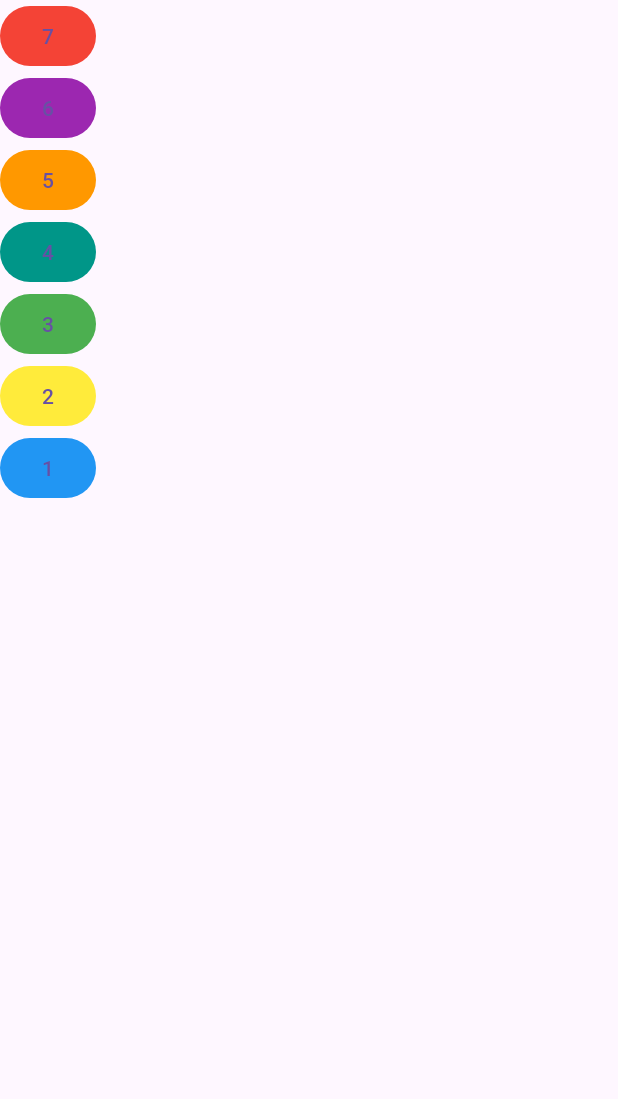
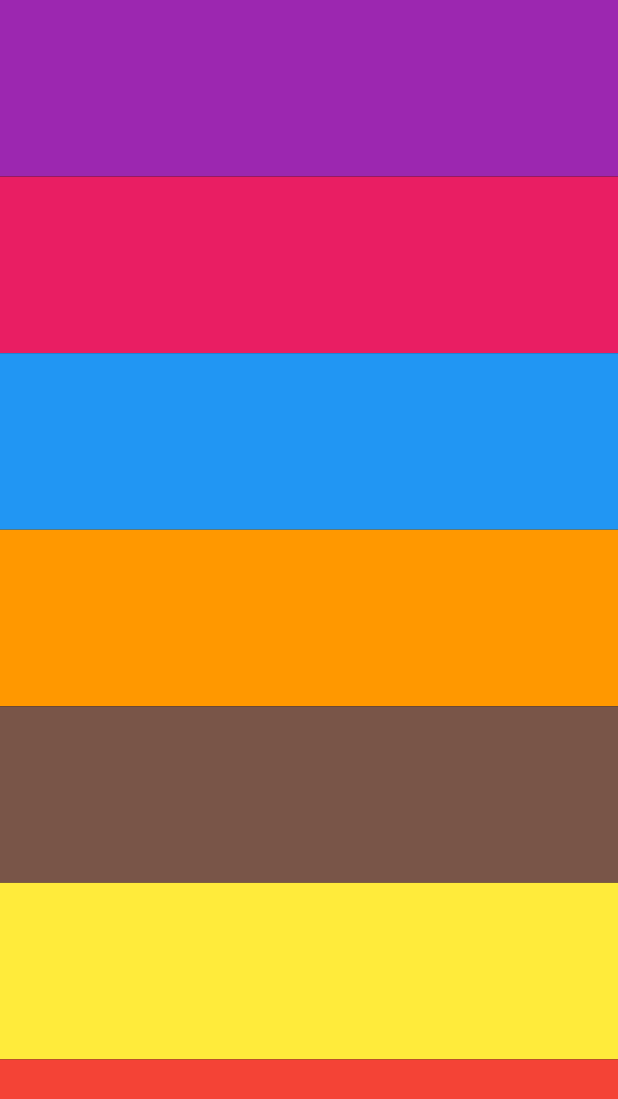
Before and after one commit to sky-hackeR/xylophone, a Flutter app: the screen it shows after launch, on a phone screen of 412 x 824 dp. Shown: the top 1099 px of the screen. Run offline on Flutter 3.47's test engine with Material 3 defaults, Android fonts, the phone set to English and light mode, and no system bars; our stand-ins replace audioplayers.

Commit message:
Fixed number showing and reduced redundancy

```diff
--- a/lib/main.dart
+++ b/lib/main.dart
@@ -6,103 +6,47 @@
 class XylophoneApp extends StatelessWidget {
   const XylophoneApp({super.key});
 
+  void playSound(int soundNumber) {
+
+    final player = AudioPlayer();
+
+    player.play(AssetSource('note$soundNumber.wav'));
+
+  }
+
+  Expanded buildKey({required Color color, required int soundNumber}) {
+    return Expanded(
+      child: TextButton(
+        onPressed: (){
+          playSound(soundNumber);
+        },
+        style: TextButton.styleFrom(
+          backgroundColor: color,
+          shape: const RoundedRectangleBorder(
+            borderRadius: BorderRadius.zero,
+          ),
+        ),
+        child: Container(),
+      ),
+    );
+  }
+
   @override
   Widget build(BuildContext context) {
     return MaterialApp(
       home: Scaffold(
+        backgroundColor: Colors.black,
         body: SafeArea(
           child: Column(
+            crossAxisAlignment: CrossAxisAlignment.stretch,
             children: <Widget>[
-              TextButton(
-                onPressed: (){
-
-                  final player = AudioPlayer();
-
-                  player.play(AssetSource('note7.wav'));
-                },
-                style: TextButton.styleFrom(
-                  backgroundColor: Colors.red,
-                ),
-                child: const Text('7'),
-              ),
-
-              TextButton(
-                  onPressed: (){
-
-                    final player = AudioPlayer();
-
-                    player.play(AssetSource('note6.wav'));
-                  },
-                  style: TextButton.styleFrom(
-                    backgroundColor: Colors.purple,
-                  ),
-                  child: const Text('6'),
-                ),
-
-                TextButton(
-                  onPressed: (){
-
-                    final player = AudioPlayer();
-
-                    player.play(AssetSource('note5.wav'));
-                  },
-                  style: TextButton.styleFrom(
-                    backgroundColor: Colors.orange,
-                  ),
-                  child: const Text('5'),
-                ),
-
-                TextButton(
-                  onPressed: (){
-
-                    final player = AudioPlayer();
-
-                    player.play(AssetSource('note4.wav'));
-                  },
-                  style: TextButton.styleFrom(
-                    backgroundColor: Colors.teal,
-                  ),
-                  child: const Text('4'),
-                ),
-
-                TextButton(
-                  onPressed: (){
-
-                    final player = AudioPlayer();
-
-                    player.play(AssetSource('note3.wav'));
-                  },
-                  style: TextButton.styleFrom(
-                    backgroundColor: Colors.green,
-                  ),
-                  child: const Text('3'),
-                ),
-
-                TextButton(
-                  onPressed: (){
-
-                    final player = AudioPlayer();
-
-                    player.play(AssetSource('note2.wav'));
-                  },
-                  style: TextButton.styleFrom(
-                    backgroundColor: Colors.yellow,
-                  ),
-                  child: const Text('2'),
-                ),
-
-                TextButton(
-                  onPressed: (){
-
-                    final player = AudioPlayer();
-
-                    player.play(AssetSource('note1.wav'));
-                  },
-                  style: TextButton.styleFrom(
-                    backgroundColor: Colors.blue,
-                  ),
-                  child: const Text('1'),
-                ),
+              buildKey(color: Colors.purple, soundNumber: 1),
+              buildKey(color: Colors.pink, soundNumber:2),
+              buildKey(color: Colors.blue, soundNumber:3),
+              buildKey(color: Colors.orange, soundNumber:4),
+              buildKey(color: Colors.brown, soundNumber:5),
+              buildKey(color: Colors.yellow, soundNumber:6),
+              buildKey(color: Colors.red, soundNumber:7),
             ],
           ),
         ),
```
